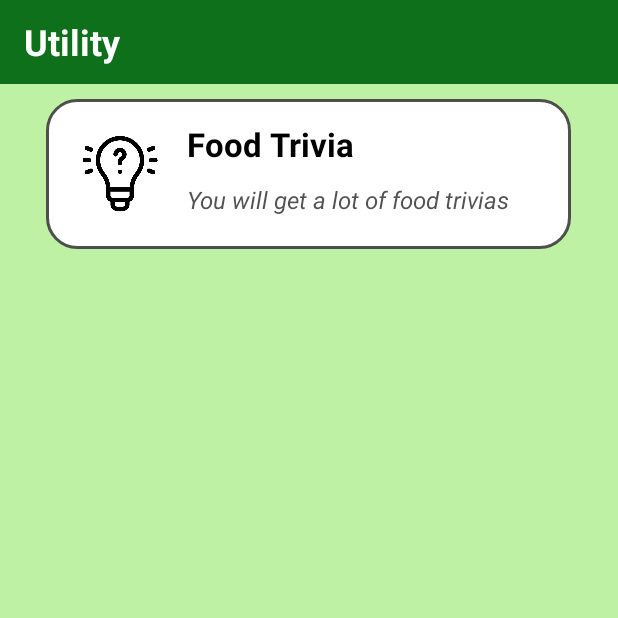
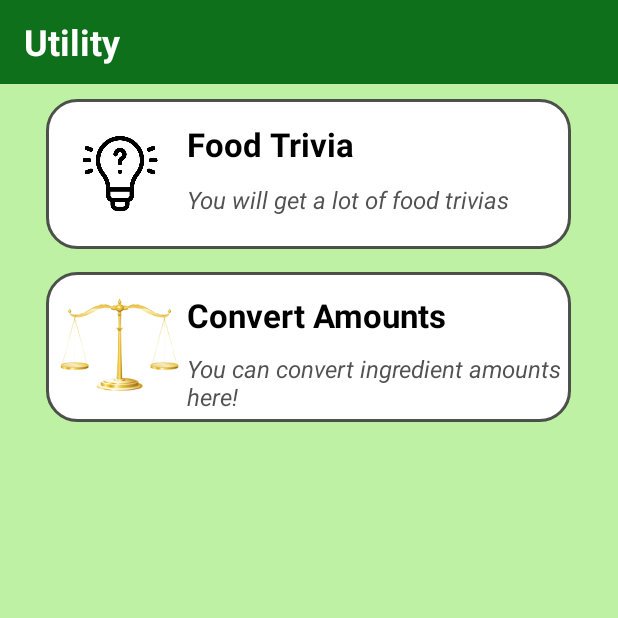
Before and after one commit to ThanhPhamit/FoodRecipes, an Android app: the fragment utilityFragment shown on its own in the app's theme, on a phone screen of 412 x 824 dp, the top half of it. Run offline under Robolectric (Android 15) with nearby library versions, the phone set to English and light mode, and no system bars.

Commit message:
add_amount_class

```diff
--- a/app/src/main/java/com/example/foodrecipes/MainActivity.java
+++ b/app/src/main/java/com/example/foodrecipes/HomeActivity.java
@@ -11,7 +11,7 @@ import android.widget.Spinner;
 
 import com.google.android.material.bottomnavigation.BottomNavigationView;
 
-public class MainActivity extends AppCompatActivity {
+public class HomeActivity extends AppCompatActivity {
     Spinner spinnerTags;
     @Override
     protected void onCreate(Bundle savedInstanceState) {
--- a/app/src/main/java/com/example/foodrecipes/IntroduceActivity.java
+++ b/app/src/main/java/com/example/foodrecipes/IntroduceActivity.java
@@ -6,9 +6,7 @@ import android.content.Intent;
 import android.os.Bundle;
 import android.os.Handler;
 import android.view.View;
-import android.view.WindowManager;
 import android.widget.Button;
-import android.widget.LinearLayout;
 
 public class IntroduceActivity extends AppCompatActivity {
     Button btnNext;
@@ -17,7 +15,7 @@ public class IntroduceActivity extends AppCompatActivity {
     private final Runnable runnable = new Runnable() {
         @Override
         public void run() {
-            Intent intent = new Intent(IntroduceActivity.this, MainActivity.class);
+            Intent intent = new Intent(IntroduceActivity.this, HomeActivity.class);
             startActivity(intent);
             finish();
         }
@@ -34,7 +32,7 @@ public class IntroduceActivity extends AppCompatActivity {
             @Override
             public void onClick(View view) {
                 handler.removeCallbacks(runnable);
-                Intent intent = new Intent(IntroduceActivity.this, MainActivity.class);
+                Intent intent = new Intent(IntroduceActivity.this, HomeActivity.class);
                 startActivity(intent);
                 finish();
             }
--- a/app/src/main/java/com/example/foodrecipes/utilityFragment.java
+++ b/app/src/main/java/com/example/foodrecipes/utilityFragment.java
@@ -16,7 +16,7 @@ import android.widget.LinearLayout;
  * create an instance of this fragment.
  */
 public class utilityFragment extends Fragment {
-    LinearLayout linearLayoutFoodTrivia;
+    LinearLayout linearLayoutFoodTrivia, linearLayoutConvertAmounts;
     private View view;
     @Override
     public View onCreateView(LayoutInflater inflater, ViewGroup container,
@@ -41,5 +41,6 @@ public class utilityFragment extends Fragment {
 
     private void setControl() {
         linearLayoutFoodTrivia = view.findViewById(R.id.linearLayoutFoodTrivia);
+        linearLayoutConvertAmounts = view.findViewById(R.id.linearLayoutConvertAmounts);
     }
 }
--- a/app/src/main/res/layout/activity_main.xml
+++ b/app/src/main/res/layout/activity_main.xml
@@ -5,7 +5,7 @@
     android:layout_width="match_parent"
     android:layout_height="match_parent"
     android:orientation="vertical"
-    tools:context=".MainActivity">
+    tools:context=".HomeActivity">
     <androidx.fragment.app.FragmentContainerView
         android:id="@+id/navHostFragment"
         android:name="androidx.navigation.fragment.NavHostFragment"
--- a/app/src/main/res/layout/fragment_food_videos.xml
+++ b/app/src/main/res/layout/fragment_food_videos.xml
@@ -62,7 +62,7 @@
         android:textSize="20sp"
         android:textStyle="italic"
         android:gravity="center"
-        android:text="No recipe video available"
+        android:text="No food video available"
         android:visibility="gone"
         android:layout_width="match_parent"
         android:layout_height="match_parent"/>
--- a/app/src/main/res/layout/fragment_utility.xml
+++ b/app/src/main/res/layout/fragment_utility.xml
@@ -72,5 +72,50 @@
                 android:text="You will get a lot of food trivias" />
         </LinearLayout>
     </LinearLayout>
+    <LinearLayout
+        android:id="@+id/linearLayoutConvertAmounts"
+        android:layout_width="350dp"
+        android:layout_height="100dp"
+        android:layout_gravity="center"
+        android:layout_marginTop="15dp"
+        android:background="@drawable/shape"
+        android:elevation="@dimen/random_recipe_card_elevation"
+        android:orientation="horizontal">
+
+        <ImageView
+            android:layout_width="0dp"
+            android:layout_height="match_parent"
+            android:layout_gravity="center"
+            android:layout_weight="2.5"
+            android:scaleType="centerCrop"
+            android:src="@drawable/balance_scale" />
+
+        <LinearLayout
+            android:layout_width="0dp"
+            android:layout_height="match_parent"
+            android:layout_weight="7"
+            android:orientation="vertical">
+
+            <TextView
+                android:layout_width="match_parent"
+                android:layout_height="0dp"
+                android:layout_weight="2"
+                android:textColor="@color/black"
+                android:textSize="22sp"
+                android:textStyle="bold"
+                android:gravity="center | left"
+                android:text="@string/convert_amounts" />
+
+            <TextView
+                android:layout_marginBottom="5dp"
+                android:layout_width="match_parent"
+                android:layout_height="0dp"
+                android:layout_weight="1.5"
+                android:textStyle="italic"
+                android:textSize="16sp"
+                android:textColor="@color/recommend_text"
+                android:text="You can convert ingredient amounts here!" />
+        </LinearLayout>
+    </LinearLayout>
 
 </LinearLayout>
--- a/app/src/main/res/values/strings.xml
+++ b/app/src/main/res/values/strings.xml
@@ -20,6 +20,7 @@
     <string name="utility">Utility</string>
     <string name="food_trivia">Food Trivia</string>
     <string name="recipe_card">Recipe card</string>
+    <string name="convert_amounts">Convert Amounts</string>
     <!--  Meal types  -->
     <string-array name="tags">
         <item>main course</item>
```
Also changed, not shown: app/src/main/AndroidManifest.xml (+9 -2 lines), app/src/main/java/com/example/foodrecipes/ConvertAmountsActivity.java (added, +38 -0 lines), app/src/main/java/com/example/foodrecipes/Models/Amount.java (added, +73 -0 lines), app/src/main/res/layout/activity_convert_amounts.xml (added, +71 -0 lines), app/src/main/res/drawable-v24/balance_scale.png (added), app/src/main/res/drawable-v24/exchange.png (added), app/src/main/res/drawable-v24/unbalance_scale.png (added).
